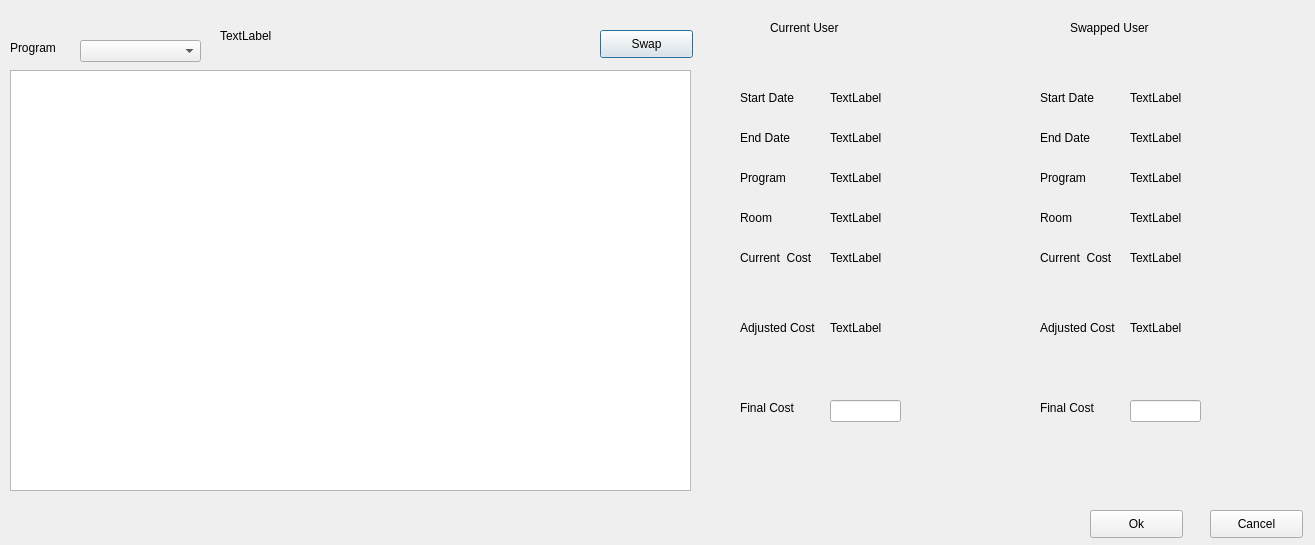
Arc-Project/Arc, file ArcApp/editrooms.ui: the form before one commit.
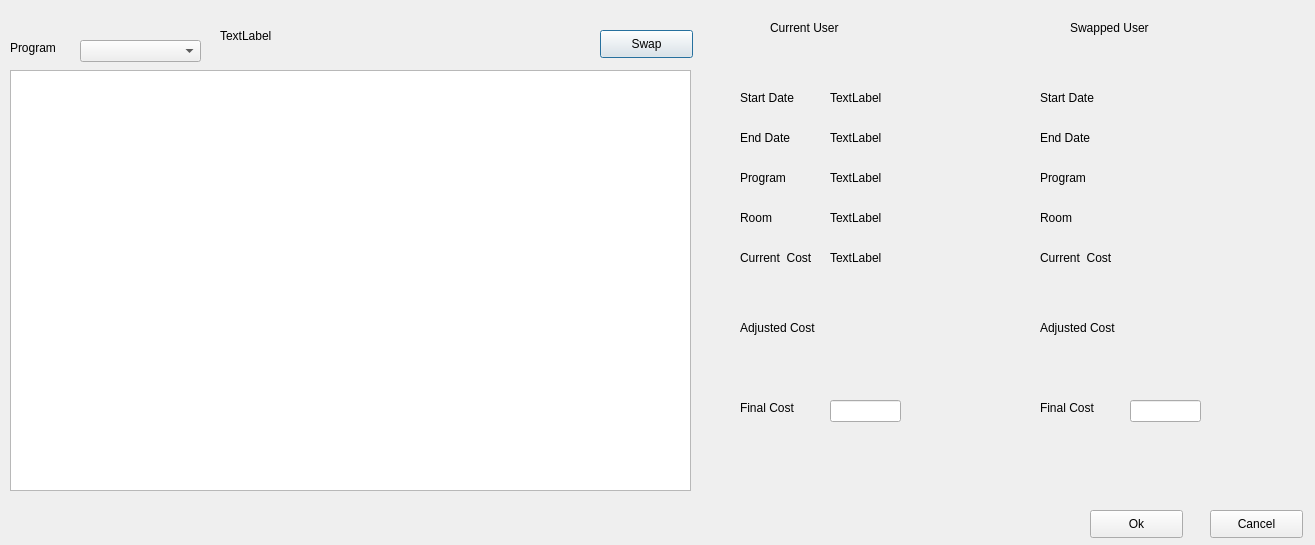
The form after the commit.

Patch:
```diff
--- a/ArcApp/editrooms.ui
+++ b/ArcApp/editrooms.ui
@@ -303,7 +303,7 @@
     </rect>
    </property>
    <property name="text">
-    <string>TextLabel</string>
+    <string/>
    </property>
   </widget>
   <widget class="QLabel" name="swapEnd">
@@ -316,7 +316,7 @@
     </rect>
    </property>
    <property name="text">
-    <string>TextLabel</string>
+    <string/>
    </property>
   </widget>
   <widget class="QLabel" name="swapProgram">
@@ -329,7 +329,7 @@
     </rect>
    </property>
    <property name="text">
-    <string>TextLabel</string>
+    <string/>
    </property>
   </widget>
   <widget class="QLabel" name="swapRoom">
@@ -342,7 +342,7 @@
     </rect>
    </property>
    <property name="text">
-    <string>TextLabel</string>
+    <string/>
    </property>
   </widget>
   <widget class="QLabel" name="curCost">
@@ -381,7 +381,7 @@
     </rect>
    </property>
    <property name="text">
-    <string>TextLabel</string>
+    <string/>
    </property>
   </widget>
   <widget class="QLabel" name="label_13">
@@ -420,7 +420,7 @@
     </rect>
    </property>
    <property name="text">
-    <string>TextLabel</string>
+    <string/>
    </property>
   </widget>
   <widget class="QLabel" name="swapAdjust">
@@ -433,7 +433,7 @@
     </rect>
    </property>
    <property name="text">
-    <string>TextLabel</string>
+    <string/>
    </property>
   </widget>
   <widget class="QLabel" name="label_16">
```
Left out of the diff: 13 changed lines with no effect on the pictures.
